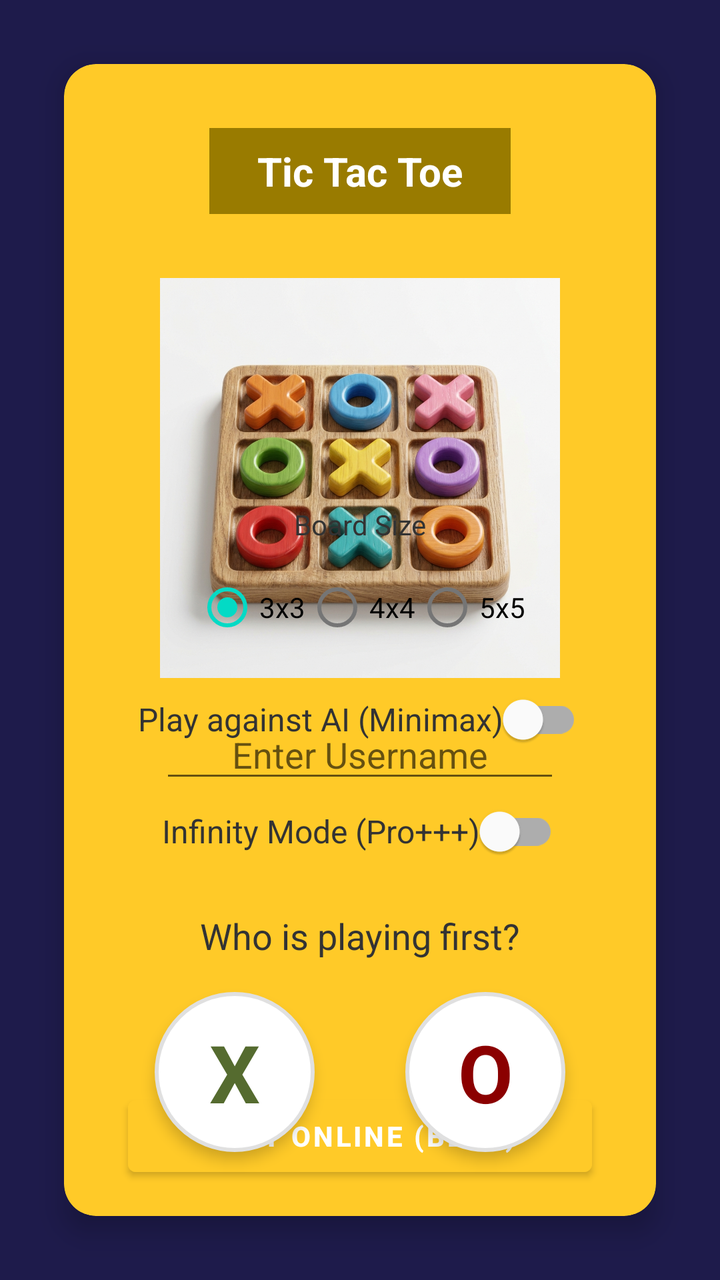
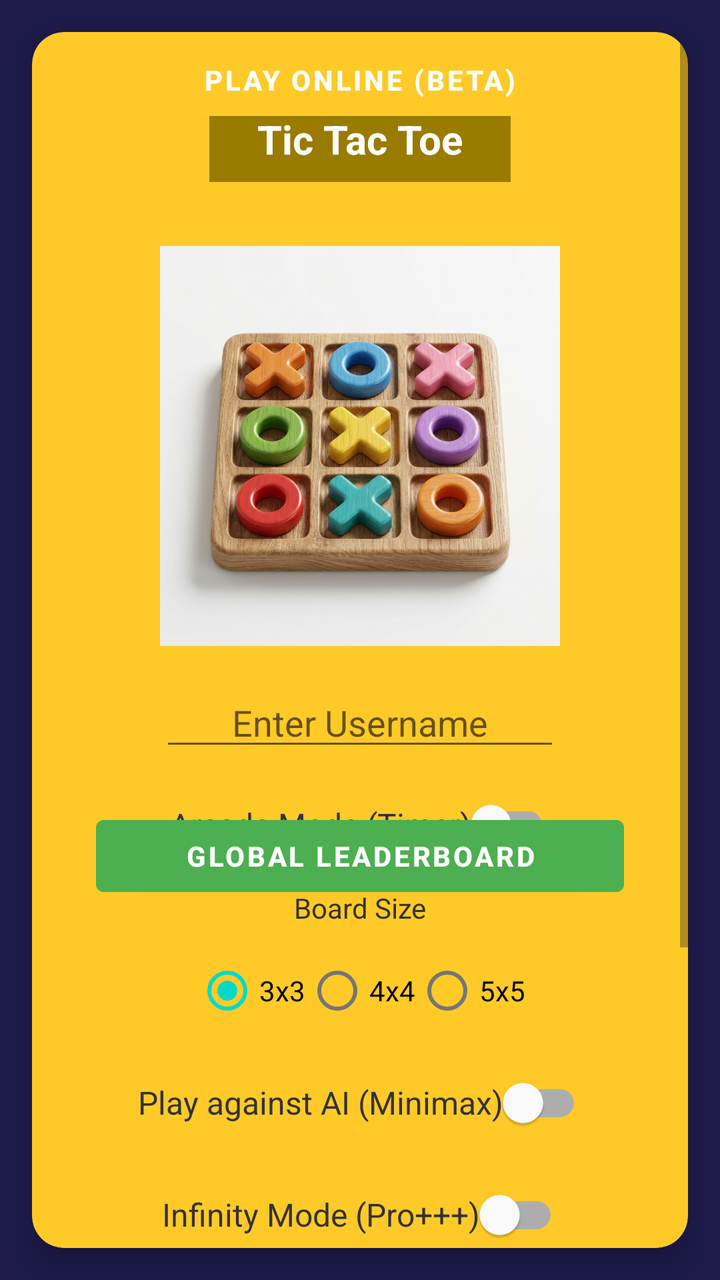

Two renders of the same Android screen: before a commit and after it. Below are the layout's source before the change and the commit's diff.
<!-- AndroidManifest.xml: application theme Theme.TicTacToe -->
<!-- res/layout/fragment_welcome.xml -->
<?xml version="1.0" encoding="utf-8"?>
<androidx.constraintlayout.widget.ConstraintLayout xmlns:android="http://schemas.android.com/apk/res/android"
    xmlns:app="http://schemas.android.com/apk/res-auto"
    xmlns:tools="http://schemas.android.com/tools"
    android:layout_width="match_parent"
    android:layout_height="match_parent"
    android:background="@color/background_color"
    tools:context=".WelcomeFragment">

    <androidx.cardview.widget.CardView
        android:id="@+id/cardView"
        android:layout_width="0dp"
        android:layout_height="0dp"
        android:layout_margin="32dp"
        app:cardBackgroundColor="@color/yellow_accent"
        app:cardCornerRadius="16dp"
        app:cardElevation="8dp"
        app:layout_constraintBottom_toBottomOf="parent"
        app:layout_constraintEnd_toEndOf="parent"
        app:layout_constraintStart_toStartOf="parent"
        app:layout_constraintTop_toTopOf="parent">

        <androidx.constraintlayout.widget.ConstraintLayout
            android:layout_width="match_parent"
            android:layout_height="match_parent">

            <TextView
                android:id="@+id/textView"
                android:layout_width="wrap_content"
                android:layout_height="wrap_content"
                android:layout_marginTop="32dp"
                android:background="#997B00"
                android:paddingHorizontal="24dp"
                android:paddingVertical="8dp"
                android:text="Tic Tac Toe"
                android:textColor="@color/white"
                android:textSize="20sp"
                android:textStyle="bold"
                app:layout_constraintEnd_toEndOf="parent"
                app:layout_constraintStart_toStartOf="parent"
                app:layout_constraintTop_toTopOf="parent" />

            <ImageView
                android:id="@+id/imageView"
                android:layout_width="200dp"
                android:layout_height="200dp"
                android:layout_marginTop="32dp"
                android:scaleType="fitCenter"
                android:src="@drawable/board"
                app:layout_constraintEnd_toEndOf="parent"
                app:layout_constraintStart_toStartOf="parent"
                app:layout_constraintTop_toBottomOf="@+id/textView" />

            <EditText
                android:id="@+id/etUsername"
                android:layout_width="200dp"
                android:layout_height="wrap_content"
                android:layout_marginTop="16dp"
                android:hint="Enter Username"
                android:gravity="center"
                android:inputType="textPersonName"
                app:layout_constraintEnd_toEndOf="parent"
                app:layout_constraintStart_toStartOf="parent"
                app:layout_constraintTop_toBottomOf="@+id/imageView" />

            <com.google.android.material.switchmaterial.SwitchMaterial
                android:id="@+id/switchArcadeMode"
                android:layout_width="wrap_content"
                android:layout_height="wrap_content"
                android:layout_marginTop="8dp"
                android:layout_marginBottom="8dp"
                android:text="Arcade Mode (Timer)"
                android:textColor="@color/text_color"
                android:textSize="16sp"
                app:layout_constraintBottom_toTopOf="@+id/tvSize"
                app:layout_constraintEnd_toEndOf="parent"
                app:layout_constraintStart_toStartOf="parent"
                app:layout_constraintTop_toBottomOf="@+id/etUsername" />

            <TextView
                android:id="@+id/tvSize"
                android:layout_width="wrap_content"
                android:layout_height="wrap_content"
                android:layout_marginBottom="8dp"
                android:text="Board Size"
                android:textColor="@color/text_color"
                app:layout_constraintBottom_toTopOf="@+id/rgSize"
                app:layout_constraintEnd_toEndOf="parent"
                app:layout_constraintStart_toStartOf="parent" />

            <RadioGroup
                android:id="@+id/rgSize"
                android:layout_width="wrap_content"
                android:layout_height="wrap_content"
                android:layout_marginBottom="8dp"
                android:orientation="horizontal"
                app:layout_constraintBottom_toTopOf="@+id/switchAiMode"
                app:layout_constraintEnd_toEndOf="parent"
                app:layout_constraintStart_toStartOf="parent">

                <RadioButton
                    android:id="@+id/rb3x3"
                    android:layout_width="wrap_content"
                    android:layout_height="wrap_content"
                    android:checked="true"
                    android:text="3x3" />

                <RadioButton
                    android:id="@+id/rb4x4"
                    android:layout_width="wrap_content"
                    android:layout_height="wrap_content"
                    android:text="4x4" />

                <RadioButton
                    android:id="@+id/rb5x5"
                    android:layout_width="wrap_content"
                    android:layout_height="wrap_content"
                    android:text="5x5" />
            </RadioGroup>

            <com.google.android.material.switchmaterial.SwitchMaterial
                android:id="@+id/switchAiMode"
                android:layout_width="wrap_content"
                android:layout_height="wrap_content"
                android:layout_marginBottom="8dp"
                android:text="Play against AI (Minimax)"
                android:textColor="@color/text_color"
                android:textSize="16sp"
                app:layout_constraintBottom_toTopOf="@+id/switchInfinityMode"
                app:layout_constraintEnd_toEndOf="parent"
                app:layout_constraintStart_toStartOf="parent" />

            <com.google.android.material.switchmaterial.SwitchMaterial
                android:id="@+id/switchInfinityMode"
                android:layout_width="wrap_content"
                android:layout_height="wrap_content"
                android:layout_marginBottom="16dp"
                android:text="Infinity Mode (Pro+++)"
                android:textColor="@color/text_color"
                android:textSize="16sp"
                app:layout_constraintBottom_toTopOf="@+id/textView2"
                app:layout_constraintEnd_toEndOf="parent"
                app:layout_constraintStart_toStartOf="parent" />

            <TextView
                android:id="@+id/textView2"
                android:layout_width="wrap_content"
                android:layout_height="wrap_content"
                android:layout_marginBottom="16dp"
                android:text="Who is playing first?"
                android:textColor="@color/text_color"
                android:textSize="18sp"
                app:layout_constraintBottom_toTopOf="@+id/btnPlayerX"
                app:layout_constraintEnd_toEndOf="parent"
                app:layout_constraintStart_toStartOf="parent" />

            <ImageButton
                android:id="@+id/btnPlayerX"
                android:layout_width="80dp"
                android:layout_height="80dp"
                android:layout_marginBottom="32dp"
                android:background="@drawable/circle_button_bg"
                android:elevation="4dp"
                app:layout_constraintBottom_toBottomOf="parent"
                app:layout_constraintEnd_toStartOf="@+id/btnPlayerO"
                app:layout_constraintHorizontal_bias="0.5"
                app:layout_constraintStart_toStartOf="parent" />

            <ImageButton
                android:id="@+id/btnPlayerO"
                android:layout_width="80dp"
                android:layout_height="80dp"
                android:layout_marginBottom="32dp"
                android:background="@drawable/circle_button_bg"
                android:elevation="4dp"
                app:layout_constraintBottom_toBottomOf="parent"
                app:layout_constraintEnd_toEndOf="parent"
                app:layout_constraintHorizontal_bias="0.5"
                app:layout_constraintStart_toEndOf="@+id/btnPlayerX" />

            
            <TextView
                android:layout_width="wrap_content"
                android:layout_height="wrap_content"
                android:text="X"
                android:textColor="#556B2F"
                android:textSize="40sp"
                android:textStyle="bold"
                android:elevation="5dp"
                app:layout_constraintBottom_toBottomOf="@+id/btnPlayerX"
                app:layout_constraintEnd_toEndOf="@+id/btnPlayerX"
                app:layout_constraintStart_toStartOf="@+id/btnPlayerX"
                app:layout_constraintTop_toTopOf="@+id/btnPlayerX" />

            <TextView
                android:layout_width="wrap_content"
                android:layout_height="wrap_content"
                android:text="O"
                android:textColor="#8B0000"
                android:textSize="40sp"
                android:textStyle="bold"
                android:elevation="5dp"
                app:layout_constraintBottom_toBottomOf="@+id/btnPlayerO"
                app:layout_constraintEnd_toEndOf="@+id/btnPlayerO"
                app:layout_constraintStart_toStartOf="@+id/btnPlayerO"
                app:layout_constraintTop_toTopOf="@+id/btnPlayerO" />

            <Button
                android:id="@+id/btnPlayOnline"
                android:layout_width="0dp"
                android:layout_height="wrap_content"
                android:layout_marginHorizontal="32dp"
                android:layout_marginTop="16dp"
                android:layout_marginBottom="16dp"
                android:backgroundTint="@color/yellow_accent"
                android:text="Play Online (Beta)"
                android:textColor="@color/white"
                android:textStyle="bold"
                app:layout_constraintBottom_toBottomOf="parent"
                app:layout_constraintEnd_toEndOf="parent"
                app:layout_constraintStart_toStartOf="parent" />

        </androidx.constraintlayout.widget.ConstraintLayout>
    </androidx.cardview.widget.CardView>
</androidx.constraintlayout.widget.ConstraintLayout>
<!-- resources referenced by this layout -->
<resources>
  <color name="background_color">#1E1B4B</color>
  <color name="text_color">#333333</color>
  <color name="white">#FFFFFFFF</color>
  <color name="yellow_accent">#FFCA28</color>
  <!-- drawable board: jpg bitmap (drawable-nodpi, 587210 bytes) -->
  <!-- drawable circle_button_bg (drawable) -->
  <?xml version="1.0" encoding="utf-8"?>
  <shape xmlns:android="http://schemas.android.com/apk/res/android"
      android:shape="oval">
      <solid android:color="@color/white" />
      <stroke android:width="2dp" android:color="#E0E0E0" />
  </shape>
  <style name="Theme.TicTacToe" parent="Theme.MaterialComponents.DayNight.NoActionBar">
          <item name="colorPrimary">@color/purple_500</item>
          <item name="colorPrimaryVariant">@color/purple_700</item>
          <item name="colorOnPrimary">@color/white</item>
          <item name="colorSecondary">@color/teal_200</item>
          <item name="colorSecondaryVariant">@color/teal_700</item>
          <item name="colorOnSecondary">@color/black</item>
          <item name="android:statusBarColor">@color/background_color</item>
          <item name="android:windowBackground">@color/background_color</item>
      </style>
  <color name="purple_500">#FF6200EE</color>
  <color name="purple_700">#FF3700B3</color>
  <color name="teal_200">#FF03DAC5</color>
  <color name="teal_700">#FF018786</color>
  <color name="black">#FF000000</color>
</resources>

<!-- the commit's change to res/layout/fragment_welcome.xml (unified diff, before → after) -->
@@ -11,7 +11,7 @@
         android:id="@+id/cardView"
         android:layout_width="0dp"
         android:layout_height="0dp"
-        android:layout_margin="32dp"
+        android:layout_margin="16dp"
         app:cardBackgroundColor="@color/yellow_accent"
         app:cardCornerRadius="16dp"
         app:cardElevation="8dp"
@@ -20,9 +20,15 @@
         app:layout_constraintStart_toStartOf="parent"
         app:layout_constraintTop_toTopOf="parent">
 
-        <androidx.constraintlayout.widget.ConstraintLayout
+        <ScrollView
             android:layout_width="match_parent"
-            android:layout_height="match_parent">
+            android:layout_height="match_parent"
+            android:fillViewport="true">
+
+            <androidx.constraintlayout.widget.ConstraintLayout
+                android:layout_width="match_parent"
+                android:layout_height="wrap_content"
+                android:paddingBottom="24dp">
 
             <TextView
                 android:id="@+id/textView"
@@ -216,10 +222,26 @@
                 android:text="Play Online (Beta)"
                 android:textColor="@color/white"
                 android:textStyle="bold"
+                app:layout_constraintEnd_toEndOf="parent"
+                app:layout_constraintStart_toStartOf="parent" />
+
+            <Button
+                android:id="@+id/btnLeaderboard"
+                android:layout_width="0dp"
+                android:layout_height="wrap_content"
+                android:layout_marginHorizontal="32dp"
+                android:layout_marginTop="8dp"
+                android:layout_marginBottom="16dp"
+                android:backgroundTint="#4CAF50"
+                android:text="Global Leaderboard"
+                android:textColor="@color/white"
+                android:textStyle="bold"
                 app:layout_constraintBottom_toBottomOf="parent"
                 app:layout_constraintEnd_toEndOf="parent"
-                app:layout_constraintStart_toStartOf="parent" />
+                app:layout_constraintStart_toStartOf="parent"
+                app:layout_constraintTop_toBottomOf="@+id/btnPlayOnline" />
 
         </androidx.constraintlayout.widget.ConstraintLayout>
+        </ScrollView>
     </androidx.cardview.widget.CardView>
 </androidx.constraintlayout.widget.ConstraintLayout>
